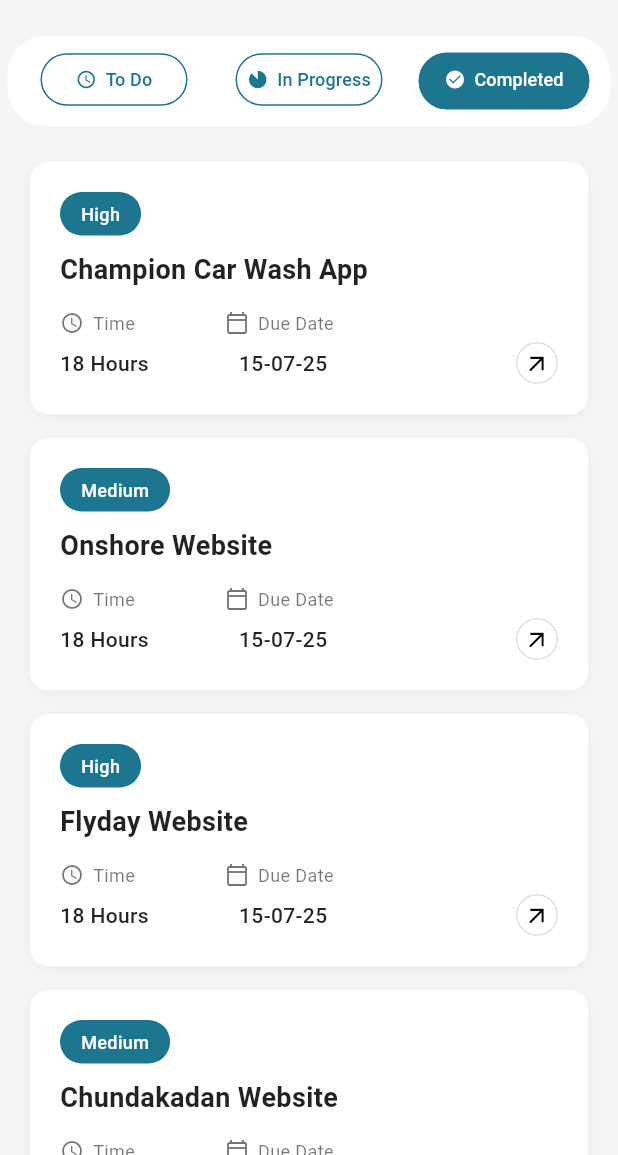
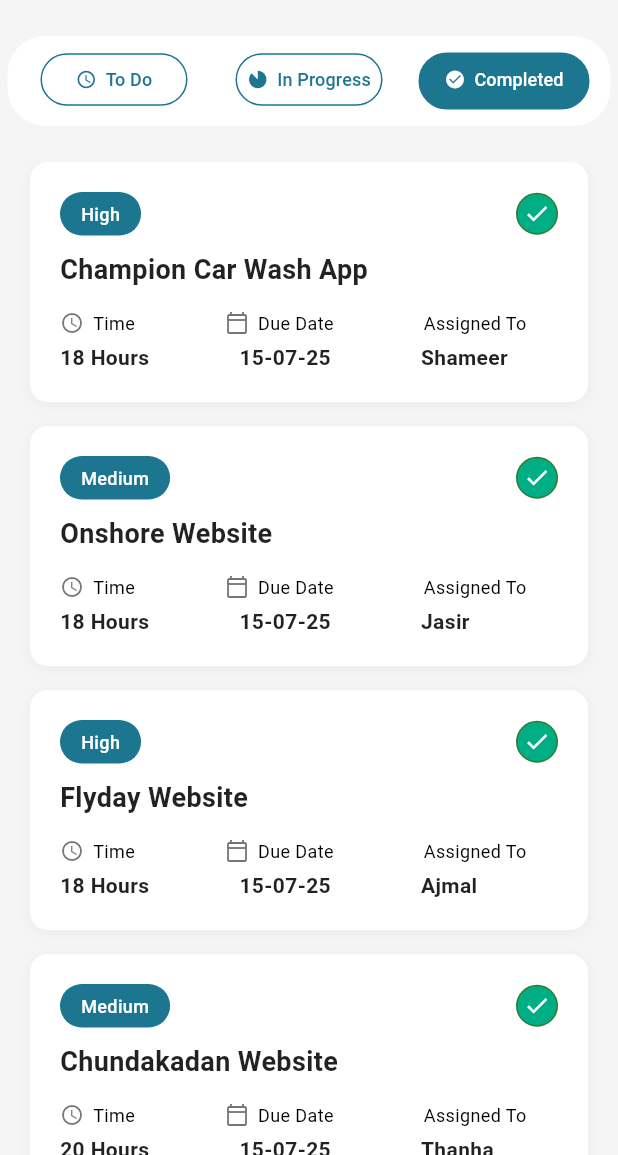
Before and after one commit to teambackoffice/tbo_app, a Flutter app: the AdminTaskPage screen opened directly, tab 3 chosen, on a phone screen of 412 x 824 dp, the part 81-1236 px from its top. Run offline on Flutter 3.47's test engine with Material 3 defaults, Android fonts, the phone set to English and light mode, and no system bars; our stand-ins replace fl_chart; network calls fail.

Commit message:
Admin Task Tab Bar Completed

```diff
--- a/lib/view/admin/task/completed/completed.dart
+++ b/lib/view/admin/task/completed/completed.dart
@@ -12,24 +12,28 @@ class AdminCompleteTaskList extends StatelessWidget {
         "priority": "High",
         "time": "18 Hours",
         "dueDate": "15-07-25",
+        "assignedTo": "Shameer",
       },
       {
         "title": "Onshore Website",
         "priority": "Medium",
         "time": "18 Hours",
         "dueDate": "15-07-25",
+        "assignedTo": "Jasir",
       },
       {
         "title": "Flyday Website",
         "priority": "High",
         "time": "18 Hours",
         "dueDate": "15-07-25",
+        "assignedTo": "Ajmal",
       },
       {
         "title": "Chundakadan Website",
         "priority": "Medium",
         "time": "20 Hours",
         "dueDate": "15-07-25",
+        "assignedTo": "Thanha",
       },
     ];
 
@@ -56,6 +60,8 @@ class AdminCompleteTaskList extends StatelessWidget {
             crossAxisAlignment: CrossAxisAlignment.start,
             children: [
               // Priority label
+              Row(
+                children: [
                   Container(
                     padding: const EdgeInsets.symmetric(
                       horizontal: 14,
@@ -73,6 +79,23 @@ class AdminCompleteTaskList extends StatelessWidget {
                         fontWeight: FontWeight.w500,
                       ),
                     ),
+                  ),
+                  const Spacer(),
+                  Container(
+                    padding: const EdgeInsets.all(4),
+                    decoration: BoxDecoration(
+                      shape: BoxShape.circle,
+                      color: Color(0xFF00AD85), // ✅ Inside fill color
+                      border: Border.all(color: Colors.green[800]!, width: 1),
+                    ),
+                    child: const Icon(
+                      Icons.done,
+                      size: 18,
+                      color:
+                          Colors.white, // Icon color contrasts with background
+                    ),
+                  ),
+                ],
               ),
               const SizedBox(height: 12),
 
@@ -97,7 +120,7 @@ class AdminCompleteTaskList extends StatelessWidget {
               ),
               const SizedBox(height: 16),
 
-              // Labels
+              // Time & Due Date labels
               Row(
                 children: [
                   const Icon(
@@ -108,9 +131,9 @@ class AdminCompleteTaskList extends StatelessWidget {
                   const SizedBox(width: 6),
                   const Text(
                     "Time",
-                    style: TextStyle(color: Colors.black54, fontSize: 12),
+                    style: TextStyle(color: Colors.black, fontSize: 12),
                   ),
-                  const SizedBox(width: 60),
+                  SizedBox(width: 60),
                   const Icon(
                     Icons.calendar_today_outlined,
                     size: 16,
@@ -119,13 +142,18 @@ class AdminCompleteTaskList extends StatelessWidget {
                   const SizedBox(width: 6),
                   const Text(
                     "Due Date",
-                    style: TextStyle(color: Colors.black54, fontSize: 12),
+                    style: TextStyle(color: Colors.black, fontSize: 12),
+                  ),
+                  SizedBox(width: 60),
+                  const Text(
+                    "Assigned To",
+                    style: TextStyle(color: Colors.black, fontSize: 12),
                   ),
                 ],
               ),
               const SizedBox(height: 4),
 
-              // Values
+              // Time & Due Date values
               Row(
                 children: [
                   Text(
@@ -133,29 +161,25 @@ class AdminCompleteTaskList extends StatelessWidget {
                     style: const TextStyle(
                       color: Colors.black87,
                       fontSize: 14,
-                      fontWeight: FontWeight.w500,
+                      fontWeight: FontWeight.bold,
                     ),
                   ),
-                  const SizedBox(width: 60),
+                  SizedBox(width: 60),
                   Text(
                     task["dueDate"]!,
                     style: const TextStyle(
                       color: Colors.black87,
                       fontSize: 14,
-                      fontWeight: FontWeight.w500,
+                      fontWeight: FontWeight.bold,
                     ),
                   ),
-                  const Spacer(),
-                  Container(
-                    padding: const EdgeInsets.all(4),
-                    decoration: BoxDecoration(
-                      shape: BoxShape.circle,
-                      border: Border.all(color: Colors.grey[300]!, width: 1),
-                    ),
-                    child: const Icon(
-                      Icons.arrow_outward,
-                      size: 18,
-                      color: Colors.black,
+                  SizedBox(width: 60),
+                  Text(
+                    task["assignedTo"]!,
+                    style: const TextStyle(
+                      color: Colors.black87,
+                      fontSize: 14,
+                      fontWeight: FontWeight.bold,
                     ),
                   ),
                 ],
```
Lines whose indentation alone changed are shown as unchanged.
